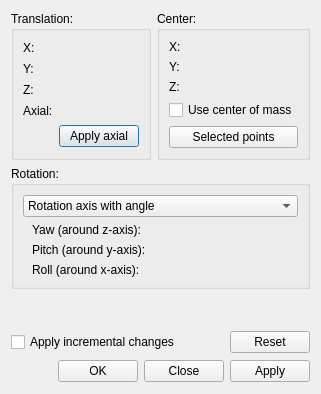
Old version of the form src/Gui/Placement.ui in the repository southseact-3d/fcd.
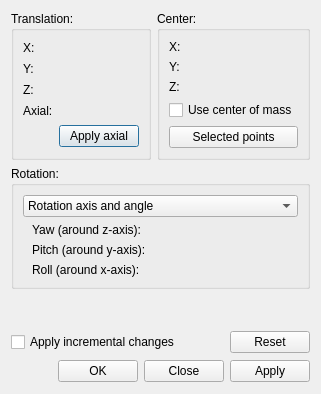
New version of the form. Custom widgets are drawn as their Qt base class.

The edit to the form file:
```diff
--- a/src/Gui/Placement.ui
+++ b/src/Gui/Placement.ui
@@ -223,7 +223,7 @@
        <widget class="QComboBox" name="rotationInput">
         <item>
          <property name="text">
-          <string>Rotation axis with angle</string>
+          <string>Rotation axis and angle</string>
          </property>
         </item>
         <item>
```
